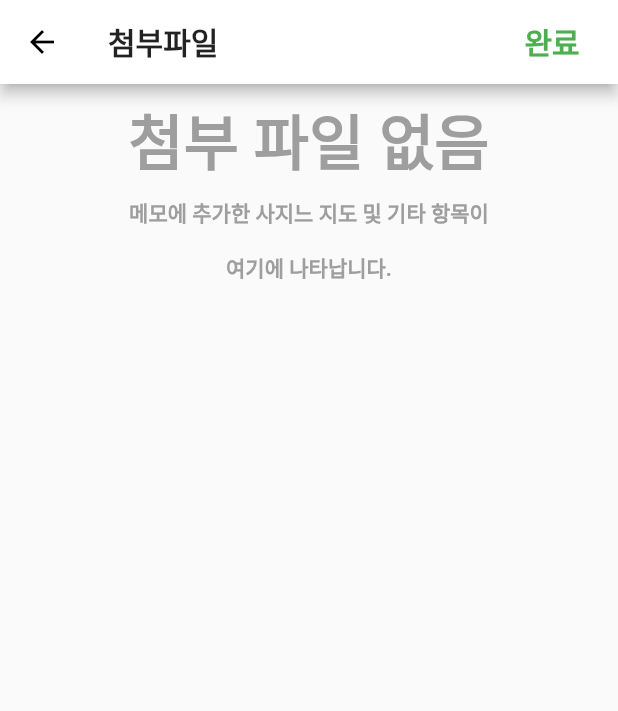
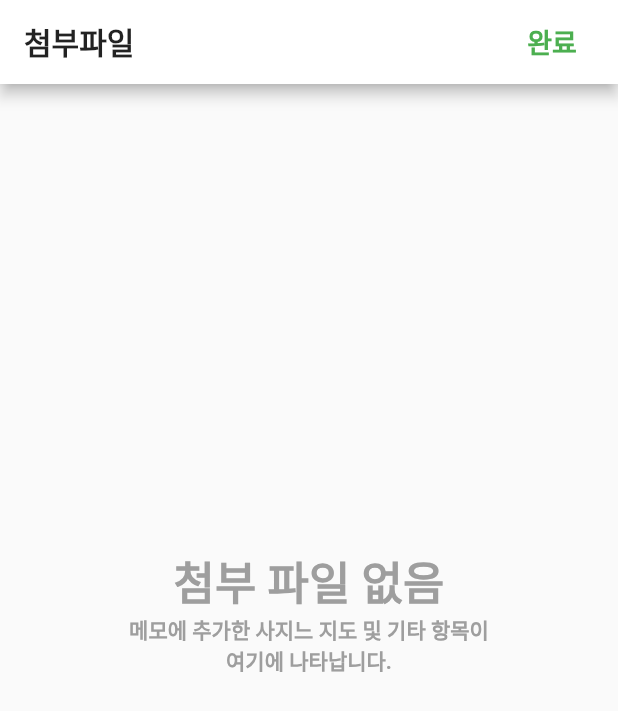
Before and after one commit to CherryHoneyBadger/Memo_clone, a Flutter app: the Attachment_page screen opened directly, on a phone screen of 412 x 824 dp. Shown: the top 711 px of the screen. Run offline on Flutter 3.47's test engine with Material 2 defaults, Android fonts, the phone set to English and light mode, and no system bars.

Commit message:
2019/09/30 v1.3

```diff
--- a/memo_clone_app/lib/attachment_page.dart
+++ b/memo_clone_app/lib/attachment_page.dart
@@ -15,14 +15,14 @@ class _Attachment_pageState extends State<Attachment_page> {
           title: Text(
             '첨부파일',
             style: TextStyle(fontSize: 20, fontWeight: FontWeight.bold),
-          ),
+          ),automaticallyImplyLeading: false,
           actions: <Widget>[
             FlatButton(
               child: Text(
                 '완료',
                 style: TextStyle(
                     color: Colors.green,
-                    fontSize: 20,
+                    fontSize: 18,
                     fontWeight: FontWeight.bold),
               ),
               onPressed: () {
@@ -32,46 +32,38 @@ class _Attachment_pageState extends State<Attachment_page> {
           ],
         ),
         body: Center(
-          child: Column(children: <Widget>[
-            Center(
-                child: Padding(
-                    padding: const EdgeInsets.all(8.0),
           child: Container(
-                        child: Column(children: <Widget>[
-                      Center(
-                        child: Container(
+            margin: const EdgeInsets.all(10.0),
+            width: 300.0,
+            height: 150.0,
+            child: Center(
+              child: Column(
+                children: <Widget>[
+                  Container(
                     child: Text(
                       '첨부 파일 없음',
                       style: TextStyle(
-                                fontSize: 40,
+                          fontSize: 30,
                           fontWeight: FontWeight.bold,
                           color: Colors.grey),
                     ),
                   ),
-                      ),
-                      Center(
-                          child: Padding(
-                        padding: const EdgeInsets.all(8.0),
-                        child: Container(
+                          Container(
                           child: Text(
                           '메모에 추가한 사지느 지도 및 기타 항목이',
                           style: TextStyle(
                               fontWeight: FontWeight.w700, color: Colors.grey),
                           ),
                           ),
-                      )),
-                      Center(
-                          child: Padding(
-                              padding: const EdgeInsets.all(8.0),
-                              child: Container(
+                          Container(
                               child: Text(
                             '여기에 나타납니다.',
                             style: TextStyle(
                                 fontWeight: FontWeight.w700,
                                 color: Colors.grey),
-                              )))),
-                    ])))),
+                          )),
                         ]),
+            )),
         ));
   }
 }
--- a/memo_clone_app/lib/basic_memo_page.dart
+++ b/memo_clone_app/lib/basic_memo_page.dart
@@ -14,6 +14,13 @@ class _Basic_Memo_PageState extends State<Basic_Memo_Page> {
         title: Text(
           '메모',
           style: TextStyle(color: Colors.green),
+        ),
+        leading: IconButton(
+          icon: Icon(Icons.arrow_back_ios),
+          color: Colors.green,
+          onPressed: () {
+            Navigator.pop(context);
+          },
         ),
         actions: <Widget>[
           FlatButton(
@@ -33,6 +40,7 @@ class _Basic_Memo_PageState extends State<Basic_Memo_Page> {
         ],
       ),
       body: TextField(
+
         decoration: InputDecoration(
           border: InputBorder.none,
           focusColor: Colors.green,
--- a/memo_clone_app/lib/newfolder_page.dart
+++ b/memo_clone_app/lib/newfolder_page.dart
@@ -67,7 +67,12 @@ class _newFolder_PageState extends State<newFolder_Page> {
                   child: ListTile(
                       title: Text('메모'),
                       trailing: Icon(Icons.chevron_right),
-                      onTap: () {})),
+                      onTap: () {
+                        Navigator.push(
+                            context,
+                            MaterialPageRoute(
+                                builder: (context) => Basic_Memo_Page()));
+                      })),
             );
           }),
       floatingActionButton: FloatingActionButton(
```
Also changed, not shown: 1 other file. Lines whose indentation alone changed are shown as unchanged.
